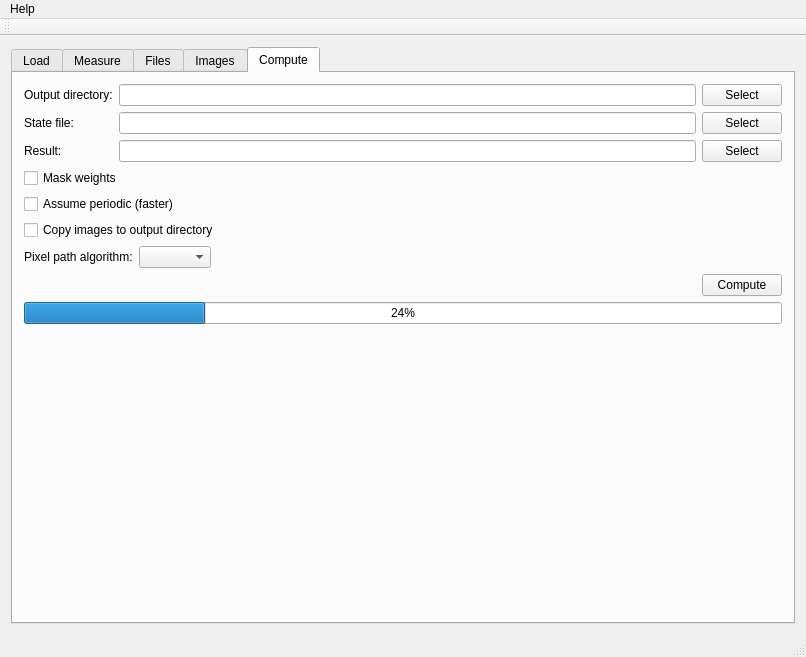
Qt form src/gui_mainwindow.ui (tdegeus/GooseEYE) before a commit.
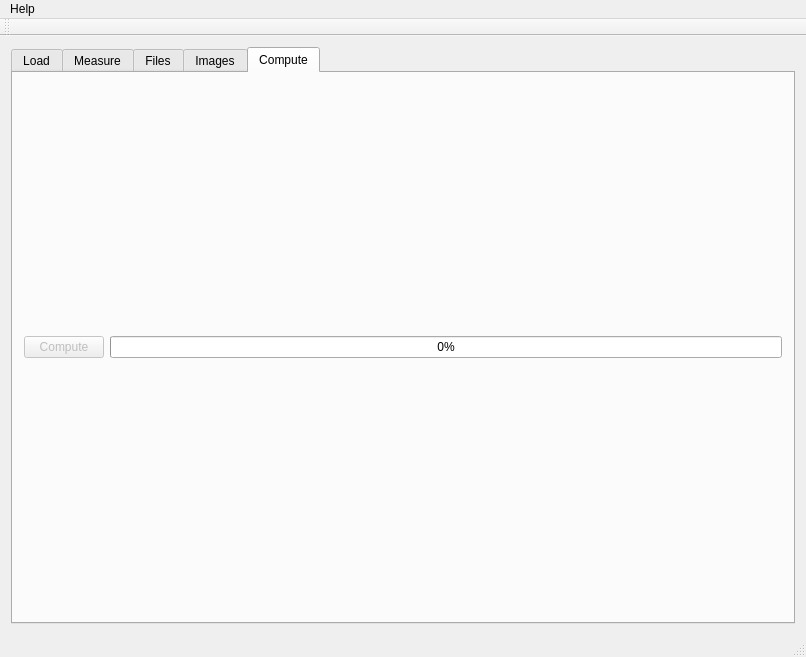
The same form after that commit. The open tabs and pages were chosen to show the change.

Diff of the .ui file:
```diff
--- a/src/gui_mainwindow.ui
+++ b/src/gui_mainwindow.ui
@@ -1299,153 +1299,27 @@
        <attribute name="title">
         <string>Compute</string>
        </attribute>
-       <layout class="QVBoxLayout" name="verticalLayout_13">
-        <item>
-         <layout class="QGridLayout" name="gridLayout_2">
-          <item row="0" column="0">
-           <widget class="QLabel" name="label_18">
-            <property name="text">
-             <string>Output directory:</string>
-            </property>
-           </widget>
-          </item>
-          <item row="0" column="1">
-           <widget class="QLineEdit" name="tab4_dir_lineEdit"/>
-          </item>
-          <item row="0" column="2">
-           <widget class="QPushButton" name="tab4_dir_pushButton">
-            <property name="text">
-             <string>Select</string>
-            </property>
-           </widget>
-          </item>
-          <item row="1" column="0">
-           <widget class="QLabel" name="label_20">
-            <property name="text">
-             <string>State file:</string>
-            </property>
-           </widget>
-          </item>
-          <item row="1" column="1">
-           <widget class="QLineEdit" name="tab4_state_lineEdit"/>
-          </item>
-          <item row="1" column="2">
-           <widget class="QPushButton" name="tab4_state_pushButton">
-            <property name="text">
-             <string>Select</string>
-            </property>
-           </widget>
-          </item>
-          <item row="2" column="0">
-           <widget class="QLabel" name="label_21">
-            <property name="text">
-             <string>Result:</string>
-            </property>
-           </widget>
-          </item>
-          <item row="2" column="1">
-           <widget class="QLineEdit" name="tab4_res_lineEdit"/>
-          </item>
-          <item row="2" column="2">
-           <widget class="QPushButton" name="tab4_res_pushButton">
-            <property name="text">
-             <string>Select</string>
-            </property>
-           </widget>
-          </item>
-         </layout>
-        </item>
-        <item>
-         <widget class="QCheckBox" name="tab4_mask_checkBox">
-          <property name="text">
-           <string>Mask weights</string>
-          </property>
-         </widget>
-        </item>
-        <item>
-         <widget class="QCheckBox" name="tab4_per_checkBox">
-          <property name="text">
-           <string>Assume periodic (faster)</string>
-          </property>
-         </widget>
-        </item>
-        <item>
-         <widget class="QCheckBox" name="tab4_cp2out_checkBox">
-          <property name="text">
-           <string>Copy images to output directory</string>
-          </property>
-         </widget>
-        </item>
+       <layout class="QVBoxLayout" name="verticalLayout_10">
         <item>
          <layout class="QHBoxLayout" name="horizontalLayout_12">
           <item>
-           <widget class="QLabel" name="label_22">
-            <property name="text">
-             <string>Pixel path algorithm:</string>
-            </property>
-           </widget>
-          </item>
-          <item>
-           <widget class="QComboBox" name="tab4_path_comboBox"/>
-          </item>
-          <item>
-           <spacer name="horizontalSpacer_28">
-            <property name="orientation">
-             <enum>Qt::Horizontal</enum>
-            </property>
-            <property name="sizeHint" stdset="0">
-             <size>
-              <width>40</width>
-              <height>20</height>
-             </size>
-            </property>
-           </spacer>
-          </item>
-         </layout>
-        </item>
-        <item>
-         <layout class="QHBoxLayout" name="horizontalLayout_20">
-          <item>
-           <spacer name="horizontalSpacer_27">
-            <property name="orientation">
-             <enum>Qt::Horizontal</enum>
-            </property>
-            <property name="sizeHint" stdset="0">
-             <size>
-              <width>40</width>
-              <height>20</height>
-             </size>
-            </property>
-           </spacer>
-          </item>
-          <item>
            <widget class="QPushButton" name="tab4_compute_pushButton">
+            <property name="enabled">
+             <bool>false</bool>
+            </property>
             <property name="text">
              <string>Compute</string>
             </property>
            </widget>
-          </item>
-         </layout>
         </item>
         <item>
          <widget class="QProgressBar" name="tab4_progressBar">
           <property name="value">
-           <number>24</number>
+             <number>0</number>
           </property>
          </widget>
         </item>
-        <item>
-         <spacer name="verticalSpacer_8">
-          <property name="orientation">
-           <enum>Qt::Vertical</enum>
-          </property>
-          <property name="sizeHint" stdset="0">
-           <size>
-            <width>20</width>
-            <height>135</height>
-           </size>
-          </property>
-         </spacer>
+         </layout>
         </item>
        </layout>
       </widget>
```
Left out of the diff: 143 changed lines with no effect on the pictures. Lines whose indentation alone changed are shown as unchanged.
